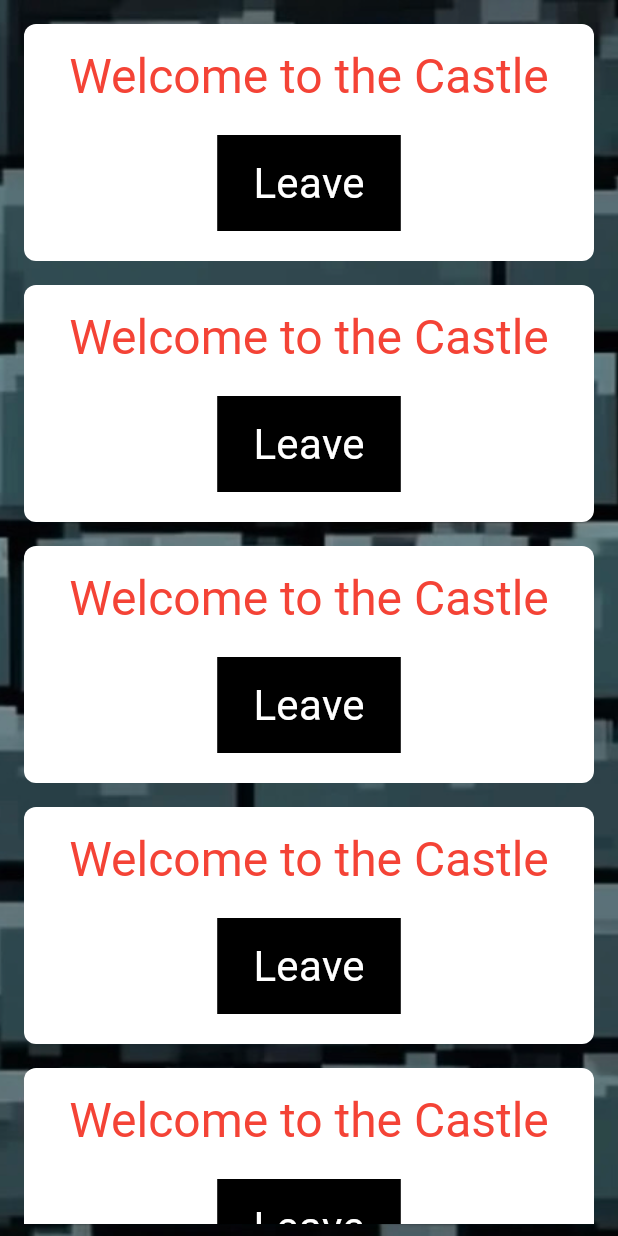
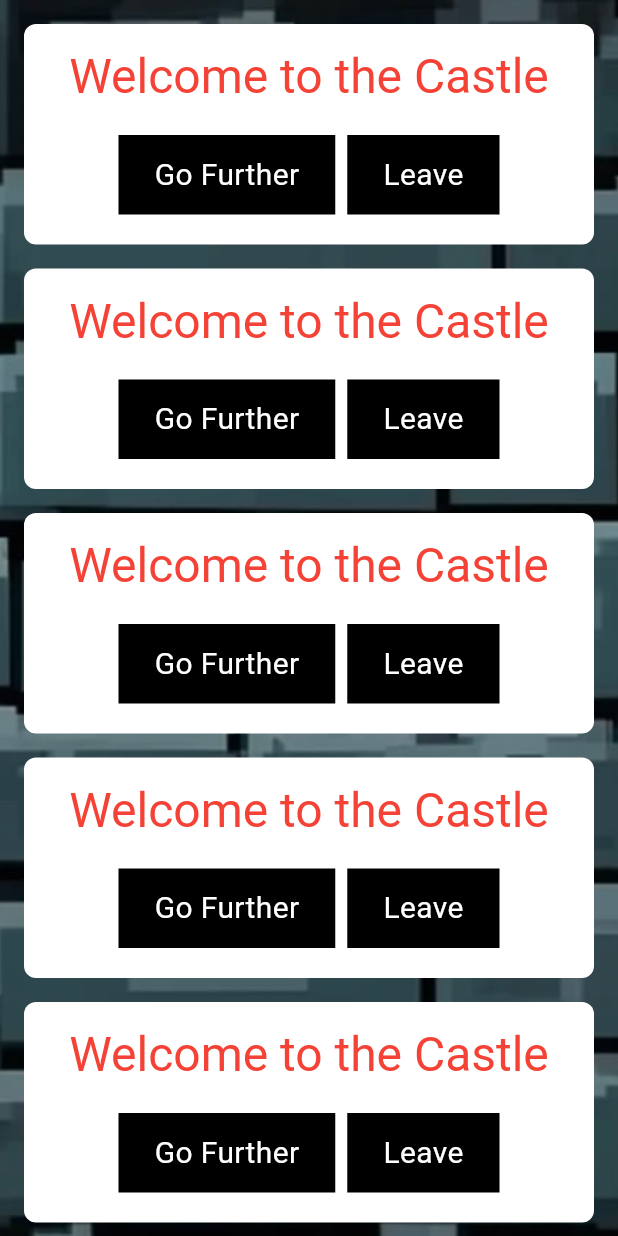
Before and after one commit to finfinley/castle_walls, a Flutter app: the FeedPage screen opened directly, after a tap on "Leave", on a phone screen of 412 x 824 dp. Run offline on Flutter 3.47's test engine with Material 3 defaults, Android fonts, the phone set to English and light mode, and no system bars; our stand-ins replace google_fonts; missing offline and left inert: atproto, bluesky; accounts and stored records are empty.

Commit message:
fetching a feed

```diff
--- a/lib/common/widgets/retro_button.dart
+++ b/lib/common/widgets/retro_button.dart
@@ -5,9 +5,10 @@ class RetroButton extends StatelessWidget {
   final VoidCallback onPressed;
   final String text;
   final bool isEnabled;
+  final double size;
 
   RetroButton(
-      {required this.onPressed, required this.text, this.isEnabled = true});
+      {required this.onPressed, required this.text, this.isEnabled = true, this.size = 28});
 
   @override
   Widget build(BuildContext context) {
@@ -25,7 +26,7 @@ class RetroButton extends StatelessWidget {
                 text,
                 style: GoogleFonts.metalMania(
                   color: Colors.white,
-                  fontSize: 28,
+                  fontSize: size,
                 ),
               )
             : CircularProgressIndicator(),
--- a/lib/features/feed/feed.dart
+++ b/lib/features/feed/feed.dart
@@ -31,6 +31,7 @@ class FeedPage extends StatelessWidget {
 }
 
 class Post extends StatelessWidget {
+  final double fontSize = 20;
   const Post({
     super.key,
   });
@@ -51,13 +52,29 @@ class Post extends StatelessWidget {
           children: [
             AnimatedTextColor(text: 'Welcome to the Castle'),
             SizedBox(height: 16),
+            Row(
+              mainAxisAlignment: MainAxisAlignment.center,
+              children: [
+                RetroButton(
+                  onPressed: () async {
+                    final provider =
+                        Provider.of<BlueskyProvider>(context, listen: false);
+                    await provider.fetchTimeline();
+                  },
+                  text: 'Go Further',
+                  size: fontSize,
+                ),
                 RetroButton(
                   onPressed: () async {
                     final provider =
                         Provider.of<BlueskyProvider>(context, listen: false);
                     await provider.logout();
                   },
-                text: 'Leave'),
+                  text: 'Leave',
+                  size: fontSize,
+                ),
+              ],
+            ),
           ],
         ),
       ),
--- a/lib/features/login/login.dart
+++ b/lib/features/login/login.dart
@@ -49,6 +49,7 @@ class _LoginPageState extends State<LoginPage> {
                       labelText: 'Username',
                       labelStyle: GoogleFonts.pressStart2p(),
                     ),
+                    style: GoogleFonts.spaceMono(),
                   ),
                   SizedBox(height: 8),
                   TextField(
@@ -58,6 +59,7 @@ class _LoginPageState extends State<LoginPage> {
                       labelStyle: GoogleFonts.pressStart2p(),
                     ),
                     obscureText: true,
+                    style: GoogleFonts.spaceMono(),
                   ),
                   SizedBox(height: 16),
                   !bsky.isLoading
```
Also changed, not shown: lib/common/providers/bluesky_provider.dart (+18 -0 lines). Lines whose indentation alone changed are shown as unchanged.
